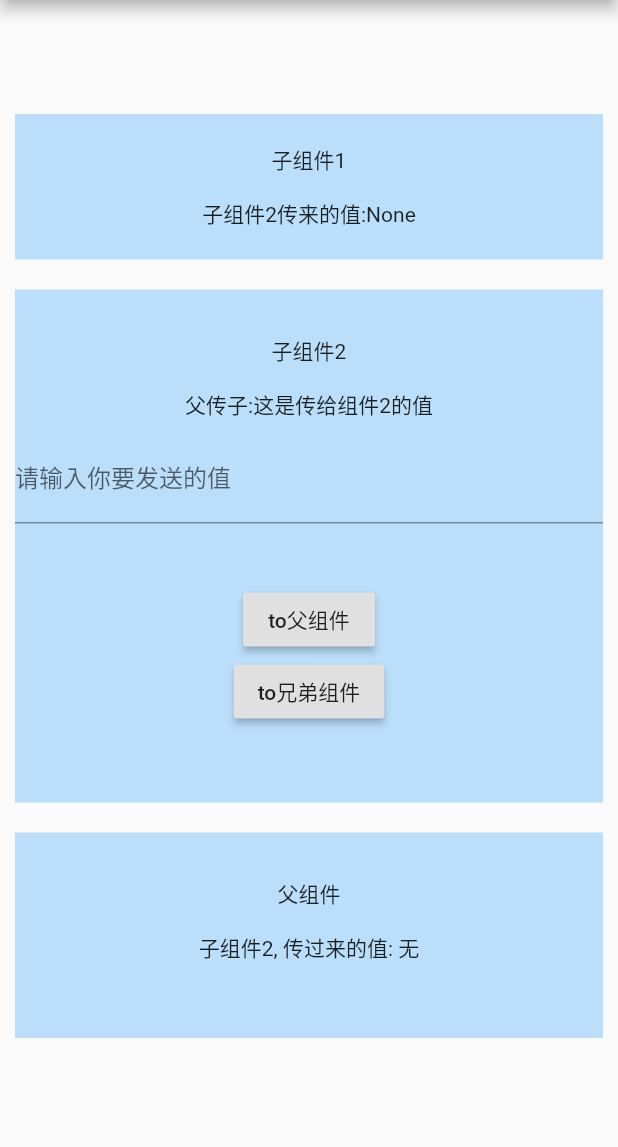
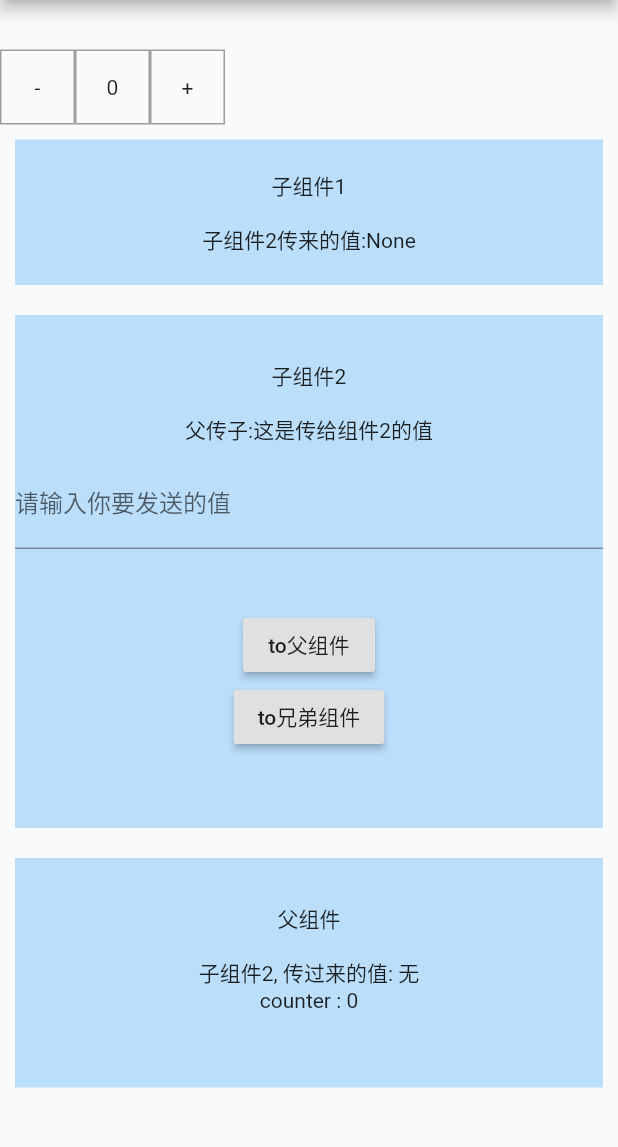
Before and after one commit to quantiza/FlutterDemo, a Flutter app: the CommunicationDemo screen opened by its route, on a phone screen of 412 x 824 dp, the part 84-1231 px from its top. Run offline on Flutter 3.47's test engine with Material 2 defaults, Android fonts, the phone set to English and light mode, and no system bars; our stand-ins replace dio, event_bus; missing offline and left inert: fluwx; network calls fail.

```diff
--- a/lib/main.dart
+++ b/lib/main.dart
@@ -2,12 +2,18 @@ import 'package:flutter/material.dart';
 import 'animation/scale.dart';
 import 'widget/turnbox.dart';
 import 'package:flutter_demo/views/communication.dart';
+import 'package:flutter_demo/views/wechat.dart';
 
-void main() => runApp(MyApp());
+import 'package:fluwx/fluwx.dart' as fluwx;
+
+void main() {
+  runApp(MyApp());
+}
 
 Map<String, WidgetBuilder> routes = {
   'turn_box': (context) => TurnBoxRoute(),
   'communication': (context) => CommunicationDemo(),
+  'wechat': (context) => WechatDemo(),
 };
 
 class MyApp extends StatelessWidget {
--- a/lib/views/communication.dart
+++ b/lib/views/communication.dart
@@ -1,6 +1,7 @@
 import 'package:flutter/material.dart';
 import 'package:flutter_demo/widget/child_two.dart';
 import 'package:flutter_demo/events/child2_event.dart';
+import 'package:flutter_demo/widget/product_counter.dart';
 
 class CommunicationDemo extends StatelessWidget {
   @override
@@ -27,6 +28,7 @@ class _ParentState extends State<Parent> {
 
   String data = '无';
   String data4Two = '这是传给组件2的值';
+  int count = 0;
 
   void onDataChange(val) {
     setState(() {
@@ -41,6 +43,7 @@ class _ParentState extends State<Parent> {
       child: new Column(
         mainAxisAlignment: MainAxisAlignment.center,
         children: <Widget>[
+          new ProductCounter(size: 50, callback: (val) => onCounterClick(val),),
           new ChildOne(),
           new ChildTwo(data4Two: data4Two, callback: (val) => onDataChange(val)),
           new Container(
@@ -56,13 +59,21 @@ class _ParentState extends State<Parent> {
                     child:  new Text('父组件'),
                   ),
                   new Text('子组件2, 传过来的值: ' + '$data'),
+                  new Text('counter : $count')
                 ]
             ),
-          )
+          ),
         ],
       ),
     );
   }
+
+  void onCounterClick(int amount) {
+    setState(() {
+      print(amount.toString());
+    });
+  }
+
 }
 
 class ChildOne extends StatefulWidget {
--- a/lib/widget/child_two.dart
+++ b/lib/widget/child_two.dart
@@ -32,6 +32,7 @@ class _ChildTwoState extends State<ChildTwo> {
     setState(() {
       inputText = value;
     });
+    widget.callback('$inputText');
   }
 
   void firedA() {
--- /dev/null
+++ b/lib/widget/product_counter.dart
@@ -0,0 +1,85 @@
+import 'package:flutter/material.dart';
+
+class ProductCounter extends StatefulWidget {
+
+  ProductCounter({
+    Key key,
+    this.size = 30,
+    this.count = 0,
+    this.callback,
+  }) : super(key: key);
+
+  final double size;
+  int count;
+  var callback;
+
+  @override
+  _ProductCounterState createState() => new _ProductCounterState();
+}
+
+class _ProductCounterState extends State<ProductCounter> {
+
+  int amount = 0;
+
+  @override
+  Widget build(BuildContext context) {
+    // TODO: implement build
+    return Row(
+      children: <Widget>[
+        GestureDetector(
+          child: Container(
+            width: widget.size,
+            height: widget.size,
+            alignment: Alignment.center,
+            decoration: BoxDecoration(
+              border: Border.all(color: Colors.grey[500],),
+            ),
+            child: Text('-'),
+          ),
+          onTap: _decrease,
+        ),
+        Container(
+          width: widget.size,
+          height: widget.size,
+          alignment: Alignment.center,
+          decoration: BoxDecoration(
+            border: Border.all(color: Colors.grey[500],),
+          ),
+          child: Text(amount.toString()),
+        ),
+
+        GestureDetector(
+          child: Container(
+            width: widget.size,
+            height: widget.size,
+            alignment: Alignment.center,
+            decoration: BoxDecoration(
+              border: Border.all(color: Colors.grey[500],),
+            ),
+            child: Text('+'),
+          ),
+          onTap: _increase,
+        ),
+      ],
+    );
+  }
+
+  void _increase() {
+    setState(() {
+      amount ++;
+    });
+    widget.callback(1);
+  }
+
+  void _decrease() {
+    if (widget.count > 0) {
+      setState(() {
+        amount --;
+      });
+      widget.callback(-1);
+
+    } else {
+      print('------------ error');
+    }
+  }
+}
--- a/pubspec.yaml
+++ b/pubspec.yaml
@@ -25,6 +25,7 @@ dependencies:
   cupertino_icons: ^0.1.2
   dio: ^2.1.0
   event_bus: ^1.1.0
+  fluwx: ^0.6.1
 
 dev_dependencies:
   flutter_test:
```
Also changed, not shown: lib/views/wechat.dart (added, +27 -0 lines), lib/widget/turnbox.dart (+11 -0 lines), pubspec.lock, 9 other files.
